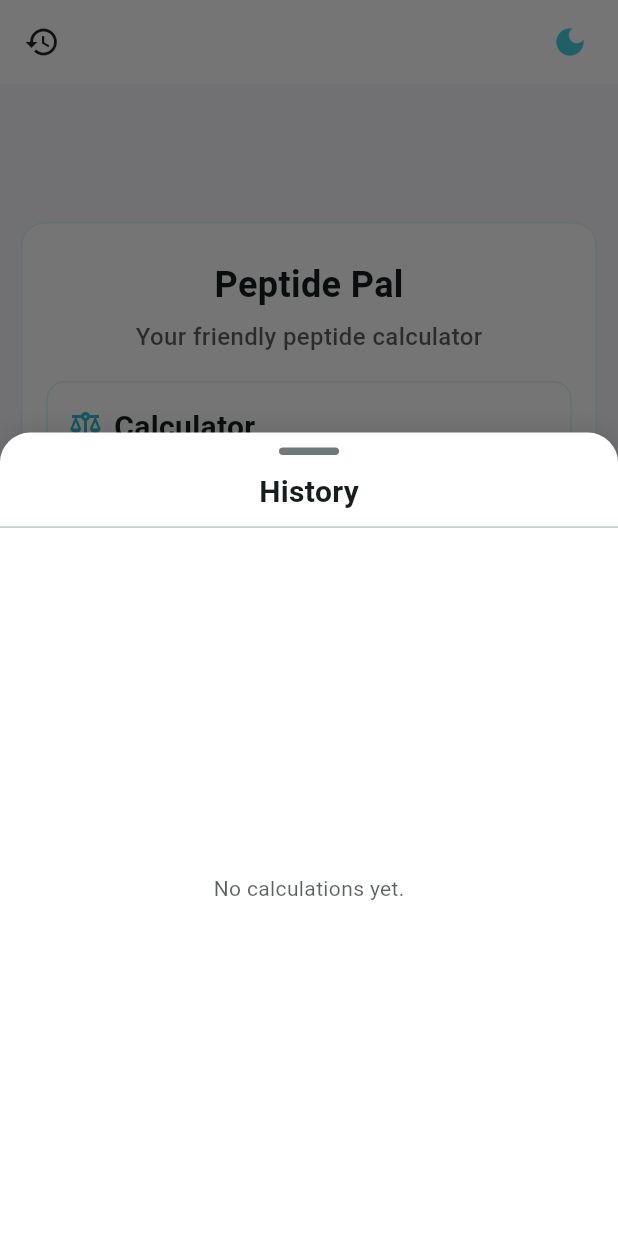
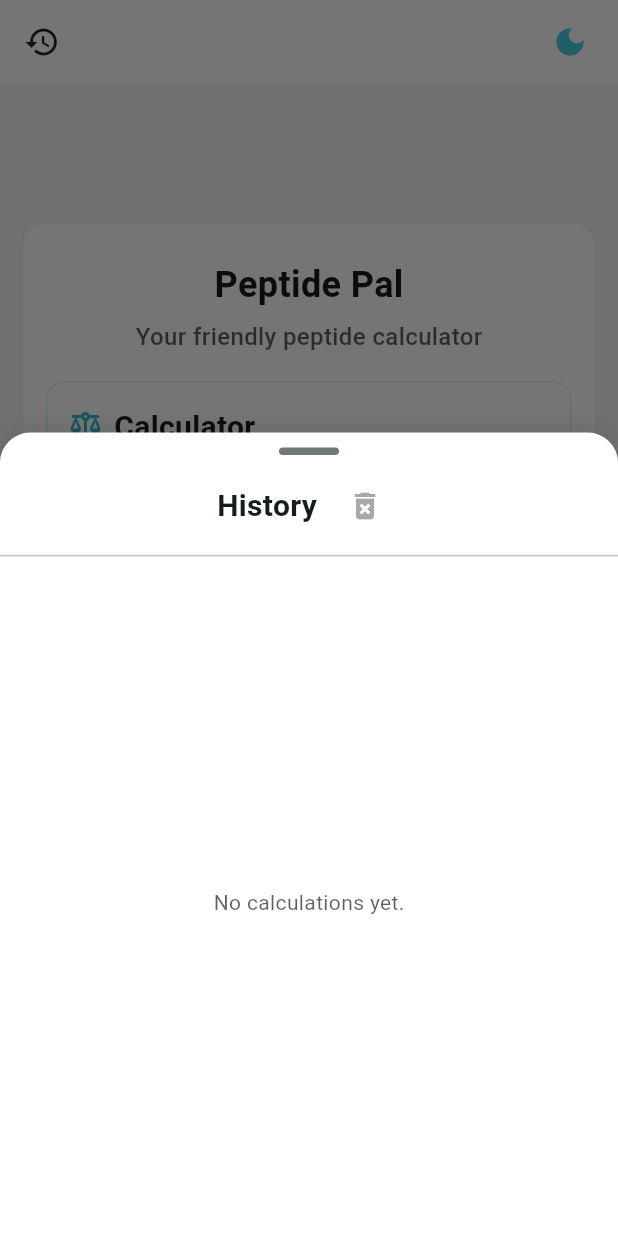
Before and after one commit to mynul56/peptide, a Flutter app: the screen it shows after launch, after a tap on the "history" icon, on a phone screen of 412 x 824 dp. Run offline on Flutter 3.47's test engine with Material 3 defaults, Android fonts, the light colour scheme and no system bars; our stand-ins replace another_flushbar, google_fonts, shared_preferences; Roboto replaces fonts that are missing (Geist).

Commit message:
deletebuttoninhistorypanel

```diff
--- a/flutter_application_1/lib/widgets/history_panel.dart
+++ b/flutter_application_1/lib/widgets/history_panel.dart
@@ -31,6 +31,17 @@ class _HistoryPanelState extends State<HistoryPanel> {
     });
   }
 
+  Future<void> _clearHistory() async {
+    final prefs = await SharedPreferences.getInstance();
+    await prefs.remove('calc_history');
+    setState(() {
+      history.clear();
+    });
+    ScaffoldMessenger.of(context).showSnackBar(
+      const SnackBar(content: Text("History cleared")),
+    );
+  }
+
   void _copyResult(String result) {
     Clipboard.setData(ClipboardData(text: result));
     ScaffoldMessenger.of(context).showSnackBar(
@@ -51,7 +62,8 @@ class _HistoryPanelState extends State<HistoryPanel> {
           borderRadius: const BorderRadius.vertical(top: Radius.circular(20)),
           boxShadow: [
             BoxShadow(
-              color: Colors.black.withOpacity(theme.brightness == Brightness.dark ? 0.3 : 0.1),
+              color: Colors.black
+                  .withOpacity(theme.brightness == Brightness.dark ? 0.3 : 0.1),
               blurRadius: 12,
               offset: const Offset(0, -2),
             )
@@ -68,6 +80,9 @@ class _HistoryPanelState extends State<HistoryPanel> {
                 borderRadius: BorderRadius.circular(3),
               ),
             ),
+            Row(
+              mainAxisAlignment: MainAxisAlignment.center,
+              children: [
                 Text(
                   'History',
                   style: TextStyle(
@@ -76,6 +91,15 @@ class _HistoryPanelState extends State<HistoryPanel> {
                     color: theme.colorScheme.onSurface,
                     fontFamily: "Geist",
                   ),
+                ),
+                const SizedBox(width: 8),
+                IconButton(
+                  icon: const Icon(Icons.delete_forever),
+                  tooltip: 'Clear history',
+                  onPressed: history.isEmpty ? null : _clearHistory,
+                  color: theme.colorScheme.error,
+                ),
+              ],
             ),
             const Divider(height: 18),
             Expanded(
```
Lines whose indentation alone changed are shown as unchanged.
